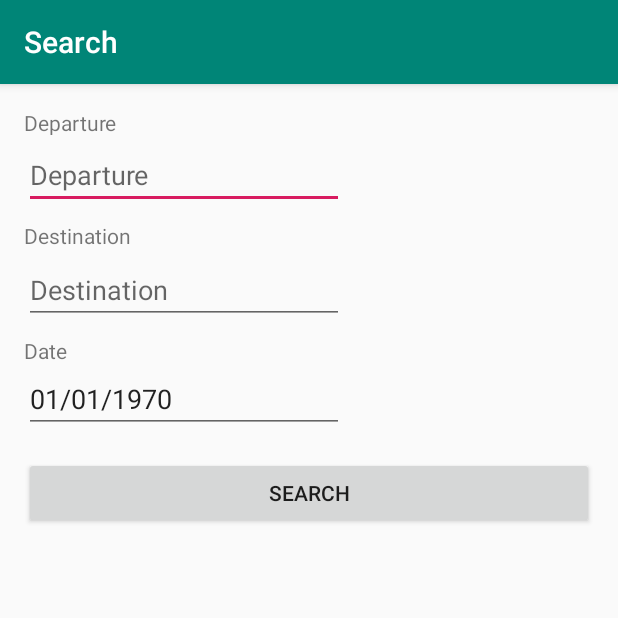
After one commit to Amaury-Pichon/BlaBlaWild, an Android app: the ItinerarySearchActivity screen opened directly, with no data from a screen before it, on a phone screen of 412 x 824 dp, the top half of it. The commit adds this screen. Run offline under Robolectric (Android 15) with nearby library versions, the phone set to English and light mode, and no system bars.

Commit message:
Quête "Activities et Intent" résolue

```diff
--- a/app/src/main/AndroidManifest.xml
+++ b/app/src/main/AndroidManifest.xml
@@ -16,6 +16,11 @@
                 <category android:name="android.intent.category.LAUNCHER" />
             </intent-filter>
         </activity>
+        <activity
+            android:name=".ItinerarySearchActivity"
+            android:label="@string/search_text"
+            />
+        <activity android:name=".ItineraryListActivity"></activity>
     </application>
 
 </manifest>
--- /dev/null
+++ b/app/src/main/java/fr/wildcodeschool/blablawild/ItinerarySearchActivity.java
@@ -0,0 +1,46 @@
+package fr.wildcodeschool.blablawild;
+
+import android.content.Intent;
+import android.support.v7.app.AppCompatActivity;
+import android.os.Bundle;
+import android.view.Gravity;
+import android.view.View;
+import android.widget.Button;
+import android.widget.EditText;
+import android.widget.Toast;
+
+public class ItinerarySearchActivity extends AppCompatActivity {
+
+    public static final String EXTRA_DEPARTURE = "fr.wildcodeschool.blablawild.DEPARTURE";
+    public static final String EXTRA_DESTINATION = "fr.wildcodeschool.blablawild.DESTINATION";
+    public static final String EXTRA_DATE = "fr.wildcodeschool.blablawild.DATE";
+
+
+    @Override
+    protected void onCreate(Bundle savedInstanceState) {
+        super.onCreate(savedInstanceState);
+        setContentView(R.layout.activity_itinerary_search);
+    }
+
+    public void sendItinerary(View view){
+
+        final EditText departure = findViewById(R.id.editTextDeparture);
+        final EditText destination = findViewById(R.id.editTextDestination);
+        final EditText date = findViewById(R.id.editTextDate);
+
+        if (departure.getText().toString().matches("")||destination.getText().toString().matches("")){
+            Toast searchToast = Toast.makeText(getApplicationContext(), getResources().getString(R.string.search_error), Toast.LENGTH_SHORT);
+            searchToast.setGravity(Gravity.BOTTOM, 0, 100);
+            searchToast.show();
+        }
+        else{
+            Intent itineraryListIntent = new Intent(this, ItineraryListActivity.class);
+            itineraryListIntent.putExtra(EXTRA_DEPARTURE, departure.getText().toString());
+            itineraryListIntent.putExtra(EXTRA_DESTINATION, destination.getText().toString());
+            itineraryListIntent.putExtra(EXTRA_DATE, date.getText().toString());
+            startActivity(itineraryListIntent);
+        }
+
+
+    }
+}
--- /dev/null
+++ b/app/src/main/res/layout/activity_itinerary_search.xml
@@ -0,0 +1,94 @@
+<?xml version="1.0" encoding="utf-8"?>
+<android.support.constraint.ConstraintLayout xmlns:android="http://schemas.android.com/apk/res/android"
+    xmlns:app="http://schemas.android.com/apk/res-auto"
+    xmlns:tools="http://schemas.android.com/tools"
+    android:layout_width="match_parent"
+    android:layout_height="match_parent"
+    tools:context=".ItinerarySearchActivity">
+
+    <TextView
+        android:id="@+id/textView"
+        android:layout_width="wrap_content"
+        android:layout_height="18dp"
+        android:layout_marginStart="16dp"
+        android:layout_marginLeft="16dp"
+        android:layout_marginTop="16dp"
+        android:text="@string/search_departure"
+        app:layout_constraintStart_toStartOf="parent"
+        app:layout_constraintTop_toTopOf="parent" />
+
+    <EditText
+        android:id="@+id/editTextDeparture"
+        android:layout_width="wrap_content"
+        android:layout_height="wrap_content"
+        android:layout_marginStart="16dp"
+        android:layout_marginLeft="16dp"
+        android:layout_marginTop="4dp"
+        android:ems="10"
+        android:hint="@string/search_departure"
+        android:inputType="textPersonName"
+        app:layout_constraintStart_toStartOf="parent"
+        app:layout_constraintTop_toBottomOf="@+id/textView" />
+
+    <EditText
+        android:id="@+id/editTextDate"
+        android:layout_width="wrap_content"
+        android:layout_height="wrap_content"
+        android:layout_marginStart="16dp"
+        android:layout_marginLeft="16dp"
+        android:ems="10"
+        android:inputType="date"
+        android:text="@string/search_date_edittext"
+        app:layout_constraintStart_toStartOf="parent"
+        app:layout_constraintTop_toBottomOf="@+id/textView2" />
+
+    <TextView
+        android:id="@+id/textView2"
+        android:layout_width="wrap_content"
+        android:layout_height="wrap_content"
+        android:layout_marginStart="16dp"
+        android:layout_marginLeft="16dp"
+        android:layout_marginTop="8dp"
+        android:text="@string/search_date"
+        app:layout_constraintStart_toStartOf="parent"
+        app:layout_constraintTop_toBottomOf="@+id/editTextDestination" />
+
+    <TextView
+        android:id="@+id/textView3"
+        android:layout_width="wrap_content"
+        android:layout_height="wrap_content"
+        android:layout_marginStart="16dp"
+        android:layout_marginLeft="16dp"
+        android:layout_marginTop="8dp"
+        android:text="@string/search_destination"
+        app:layout_constraintStart_toStartOf="parent"
+        app:layout_constraintTop_toBottomOf="@+id/editTextDeparture" />
+
+    <EditText
+        android:id="@+id/editTextDestination"
+        android:layout_width="wrap_content"
+        android:layout_height="wrap_content"
+        android:layout_marginStart="16dp"
+        android:layout_marginLeft="16dp"
+        android:layout_marginTop="4dp"
+        android:ems="10"
+        android:hint="@string/search_destination"
+        android:inputType="textPersonName"
+        app:layout_constraintStart_toStartOf="parent"
+        app:layout_constraintTop_toBottomOf="@+id/textView3" />
+
+    <Button
+        android:id="@+id/buttonSearch"
+        android:layout_width="0dp"
+        android:layout_height="wrap_content"
+        android:layout_marginStart="16dp"
+        android:layout_marginLeft="16dp"
+        android:layout_marginTop="16dp"
+        android:layout_marginEnd="16dp"
+        android:layout_marginRight="16dp"
+        android:onClick="sendItinerary"
+        android:text="@string/search_button"
+        app:layout_constraintEnd_toEndOf="parent"
+        app:layout_constraintStart_toStartOf="parent"
+        app:layout_constraintTop_toBottomOf="@+id/editTextDate" />
+</android.support.constraint.ConstraintLayout>
--- a/app/src/main/res/values/strings.xml
+++ b/app/src/main/res/values/strings.xml
@@ -1,3 +1,12 @@
 <resources>
     <string name="app_name">BlaBlaWild</string>
+    <string name="button_main_activity">SEARCH AN ITINERARY</string>
+    <string name="message_search">Voici la phrase transférée</string>
+    <string name="search_text">Search</string>
+    <string name="search_destination">Destination</string>
+    <string name="search_date">Date</string>
+    <string name="search_departure">Departure</string>
+    <string name="search_date_edittext">01/01/1970</string>
+    <string name="search_button">SEARCH</string>
+    <string name="search_error">Veuillez remplir le départ et la destination</string>
 </resources>
```
Also changed, not shown: app/src/main/java/fr/wildcodeschool/blablawild/ItineraryListActivity.java (added, +22 -0 lines), app/src/main/java/fr/wildcodeschool/blablawild/MainActivity.java (+12 -0 lines), app/src/main/res/layout/activity_itinerary_list.xml (added, +9 -0 lines), app/src/main/res/layout/activity_main.xml (+7 -5 lines).
